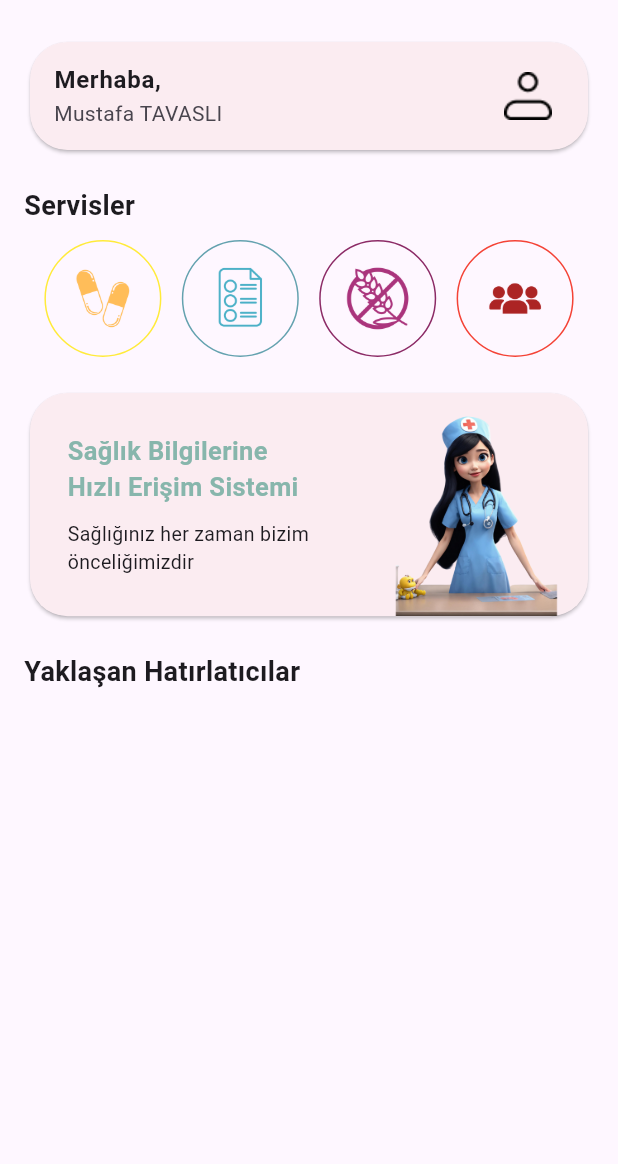
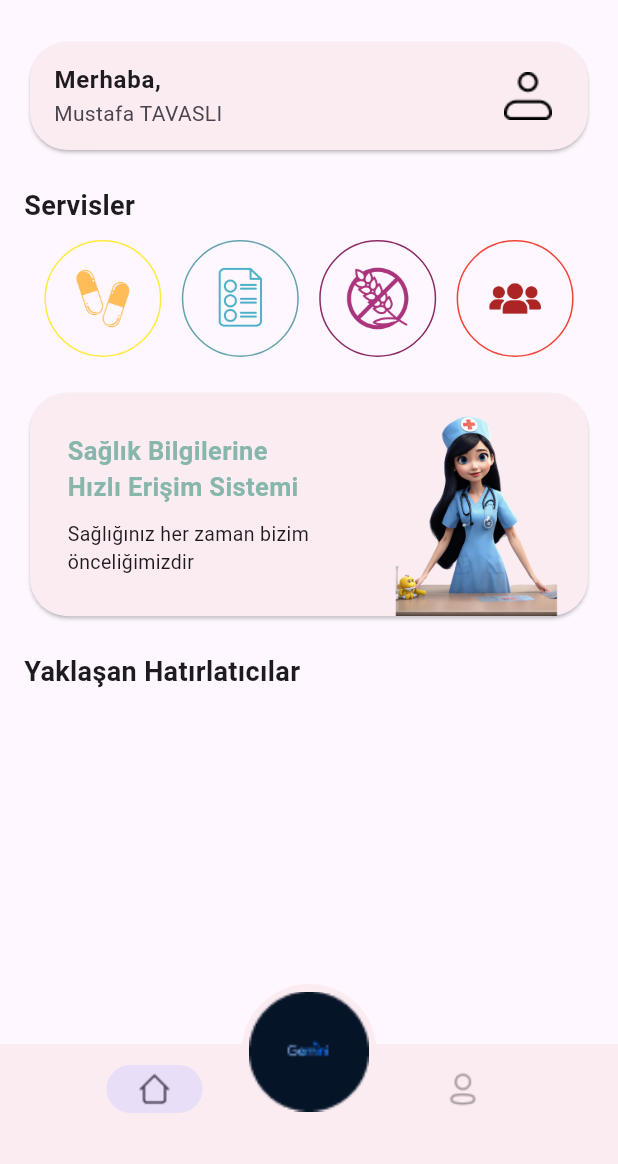
Before and after one commit to mustafatavasli/oua-bootcamp, a Flutter app: the screen it shows after launch, after a tap on "Misafir Girişi", on a phone screen of 412 x 824 dp, the part 72-1236 px from its top. Run offline on Flutter 3.47's test engine with Material 3 defaults, Android fonts, the phone set to English and light mode, and no system bars.

```diff
--- /dev/null
+++ b/ouabootcamp/lib/pages/view/BottomNavBar.dart
@@ -0,0 +1,77 @@
+import 'package:flutter/cupertino.dart';
+import 'package:flutter/material.dart';
+import 'package:flutter/widgets.dart';
+import 'package:ouabootcamp/pages/view/MedList.dart';
+import 'package:ouabootcamp/pages/view/ProfileScreen.dart';
+import 'package:ouabootcamp/pages/view/homepage/HomeScreen.dart';
+
+
+class NavigationExample extends StatefulWidget {
+  const NavigationExample({super.key});
+
+  @override
+  State<NavigationExample> createState() => _NavigationExampleState();
+}
+
+class _NavigationExampleState extends State<NavigationExample> {
+  int currentPageIndex = 0;
+
+  @override
+  Widget build(BuildContext context) {
+    final ThemeData theme = Theme.of(context);
+    return Scaffold(
+
+      floatingActionButtonLocation: FloatingActionButtonLocation.centerDocked,
+      floatingActionButton: Container(
+        width: 90,
+        height: 90,
+        margin: EdgeInsets.only(top: 10),
+        child: FloatingActionButton(
+          backgroundColor: Color.fromRGBO(251, 236, 241,1),
+          elevation: 0,
+          onPressed: () {
+
+          },
+          shape: RoundedRectangleBorder(
+            borderRadius: BorderRadius.circular(100),
+          ),
+          child: Image.asset(
+              "assets/images/navgemini.png",
+            fit: BoxFit.fill,
+            width: 80,
+          ),
+        ),
+      ),
+      bottomNavigationBar: NavigationBar(
+        backgroundColor: Color.fromRGBO(251, 236, 241,1),
+        onDestinationSelected: (int index) {
+          setState(() {
+            currentPageIndex = index;
+          });
+        },
+        selectedIndex: currentPageIndex,
+        destinations: const <Widget>[
+          NavigationDestination(
+            icon: ImageIcon(
+              AssetImage("assets/images/navhome.png"),
+            ),
+            label: '',
+          ),
+
+          NavigationDestination(
+            icon: ImageIcon(
+              AssetImage("assets/images/navprofile.png"),
+            ),
+            label: '',
+          ),
+        ],
+      ),
+      body: <Widget>[
+        /// Home page
+        HomeScreen(),
+        /// Profile,
+        profilePage(),
+      ][currentPageIndex],
+    );
+  }
+}
--- a/ouabootcamp/lib/pages/view/IntroScreen.dart
+++ b/ouabootcamp/lib/pages/view/IntroScreen.dart
@@ -1,5 +1,6 @@
 import 'package:flutter/cupertino.dart';
 import 'package:flutter/material.dart';
+import 'package:ouabootcamp/pages/view/BottomNavBar.dart';
 import 'package:ouabootcamp/pages/view/homepage/HomeScreen.dart';
 import 'package:ouabootcamp/pages/view/LoginScreen.dart';
 import 'package:ouabootcamp/pages/view/SignUpScreen.dart';
@@ -79,7 +80,7 @@ class IntroScreen extends StatelessWidget {
               onPressed: () {
                 Navigator.of(context).pushReplacement(
                   MaterialPageRoute(
-                    builder: (context) => HomeScreen(),
+                    builder: (context) => NavigationExample(),
                   ),
                 );
               },
--- a/ouabootcamp/lib/pages/view/homepage/HomeScreen.dart
+++ b/ouabootcamp/lib/pages/view/homepage/HomeScreen.dart
@@ -1,5 +1,7 @@
 import 'package:flutter/material.dart';
 import 'package:flutter/widgets.dart';
+import 'package:ouabootcamp/pages/view/IntroScreen.dart';
+import 'package:ouabootcamp/pages/view/ProfileScreen.dart';
 import 'package:ouabootcamp/pages/view/homepage/cardsdesignmid.dart';
 import 'package:ouabootcamp/pages/view/homepage/servicedesignpart.dart';
 import '../MedList.dart';
--- a/ouabootcamp/pubspec.yaml
+++ b/ouabootcamp/pubspec.yaml
@@ -75,6 +75,9 @@ flutter:
     - assets/images/hemsire.png
     - assets/images/kisikonu.png
     - assets/images/alerji.png
+    - assets/images/navgemini.png
+    - assets/images/navhome.png
+    - assets/images/navprofile.png
   #   - images/a_dot_ham.jpeg
 
   # An image asset can refer to one or more resolution-specific "variants", see
```
Also changed, not shown: ouabootcamp/lib/pages/view/HastaliklarEkrani.dart (added, +160 -0 lines), ouabootcamp/lib/pages/view/ProfileScreen.dart (added, +44 -0 lines), ouabootcamp/lib/pages/view/homepage/servicedesignpart.dart (+7 -1 lines), ouabootcamp/assets/images/navgemini.png (added), ouabootcamp/assets/images/navhome.png (added), ouabootcamp/assets/images/navprofile.png (added).
